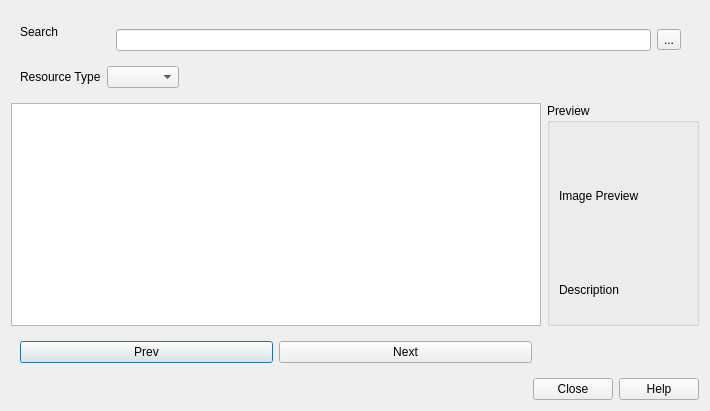
Old version of the form qgis_hub_plugin/gui/resource_browser.ui in the repository qgis/QGIS-Hub-Plugin.
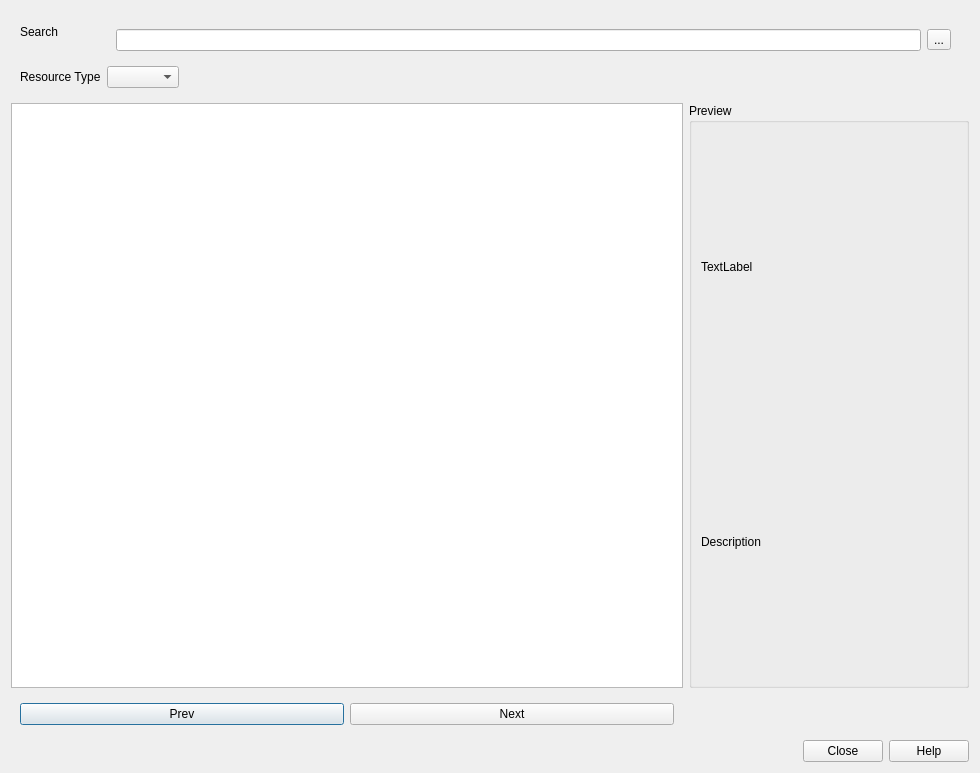
New version of the form.

Commit message: Add image preview, but blurry for some reason.

The edit to the form file:
```diff
--- a/qgis_hub_plugin/gui/resource_browser.ui
+++ b/qgis_hub_plugin/gui/resource_browser.ui
@@ -6,8 +6,8 @@
    <rect>
     <x>0</x>
     <y>0</y>
-    <width>710</width>
-    <height>411</height>
+    <width>980</width>
+    <height>773</height>
    </rect>
   </property>
   <property name="windowTitle">
@@ -127,24 +127,18 @@
      </property>
      <layout class="QGridLayout" name="gridLayout_2">
       <item row="1" column="1">
-       <widget class="QLabel" name="labelImagePreview">
-        <property name="text">
-         <string>Description</string>
-        </property>
-       </widget>
-      </item>
-      <item row="0" column="1">
        <widget class="QLabel" name="labelDescription">
-        <property name="sizePolicy">
-         <sizepolicy hsizetype="Fixed" vsizetype="Fixed">
-          <horstretch>0</horstretch>
-          <verstretch>0</verstretch>
-         </sizepolicy>
+        <property name="text">
+         <string>Description</string>
         </property>
+       </widget>
+      </item>
+      <item row="0" column="1">
+       <widget class="QLabel" name="labelIResourcePreview">
         <property name="minimumSize">
          <size>
-          <width>128</width>
-          <height>128</height>
+          <width>256</width>
+          <height>256</height>
          </size>
         </property>
         <property name="baseSize">
@@ -154,7 +148,10 @@
          </size>
         </property>
         <property name="text">
-         <string>Image Preview</string>
+         <string>TextLabel</string>
+        </property>
+        <property name="scaledContents">
+         <bool>true</bool>
         </property>
        </widget>
       </item>
```
Left out of the diff: 4 changed lines with no effect on the pictures. The commit also changes 2 other files.
